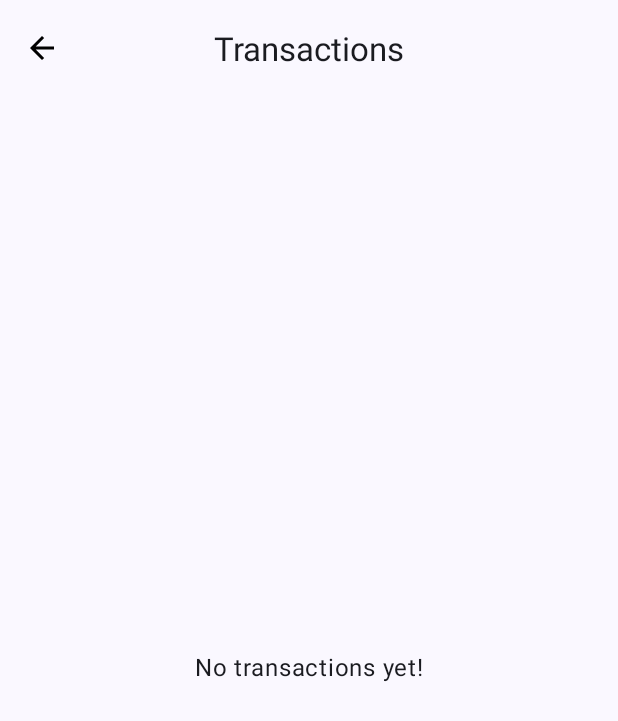
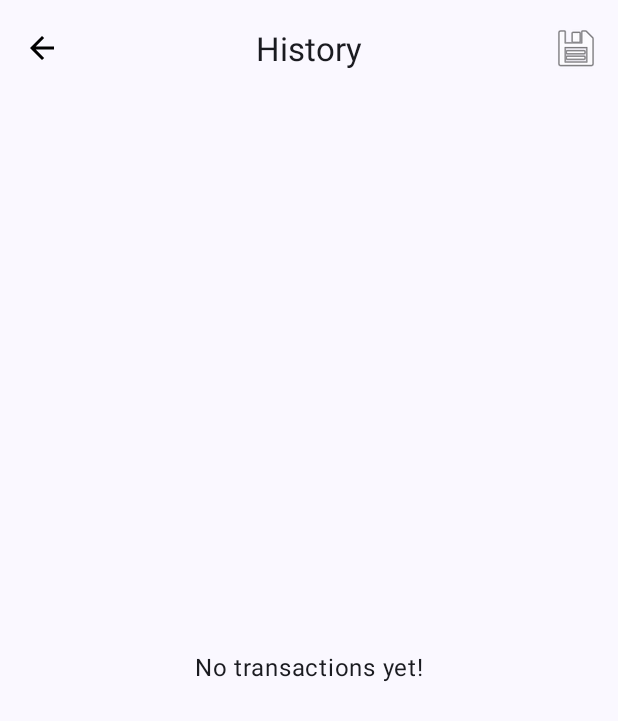
Before and after one commit to HimanshuSharma789/PaymentSmsTracker, an Android app built with Jetpack Compose: the TransactionListActivity screen opened directly, with no data from a screen before it, on a phone screen of 412 x 824 dp. Shown: the top 721 px of the screen. Run offline under Robolectric (Android 15) with nearby library versions, the phone set to English and light mode, and no system bars; our stand-ins replace Room's generated code.

Commit message:
Add core functionality for transaction tracking and CSV export - Create FileHandler class for saving CSV files to Downloads. - Add export option in TransactionListActivity with UI updates. - Update AndroidManifest to include necessary permissions. - Create README with app details, features, and setup instructions. - Include screenshots for better visualization of app features.

```diff
--- a/app/src/main/AndroidManifest.xml
+++ b/app/src/main/AndroidManifest.xml
@@ -9,6 +9,8 @@
     <uses-permission android:name="android.permission.RECEIVE_SMS" />
     <uses-permission android:name="android.permission.READ_SMS" />
     <uses-permission android:name="android.permission.POST_NOTIFICATIONS"/>
+    <uses-permission android:name="android.permission.WRITE_EXTERNAL_STORAGE"
+        android:maxSdkVersion="28" />
 
     <application
         android:name=".MyApp"
--- a/app/src/main/java/com/example/paymentsmstracker/TransactionDao.kt
+++ b/app/src/main/java/com/example/paymentsmstracker/data/TransactionDao.kt
@@ -15,6 +15,9 @@ interface TransactionDao {
     @Query("SELECT * FROM transactions ORDER BY timestamp DESC")
     fun getAllTransactions(): Flow<List<Transaction>> // Use Flow for reactive updates
 
+    @Query("SELECT * FROM transactions ORDER BY timestamp DESC")
+    fun getAllTransactionsList(): List<Transaction>
+
     @Query("SELECT * FROM transactions WHERE id = :transactionId")
     suspend fun getTransactionById(transactionId: Long): Transaction?
 
--- a/app/src/main/res/layout/activity_transaction_list.xml
+++ b/app/src/main/res/layout/activity_transaction_list.xml
@@ -15,11 +15,11 @@
         android:fitsSystemWindows="true">
 
     <com.google.android.material.appbar.MaterialToolbar
-        android:id="@+id/toolbar"
+        android:id="@+id/toolbarTransactionList"
         android:layout_width="match_parent"
         android:layout_height="?attr/actionBarSize"
         android:background="?attr/colorSurface"
-        app:title="Transactions"
+        app:title="History"
         app:titleCentered="true"
         app:navigationIcon="@drawable/outline_arrow_back_24" />
     </com.google.android.material.appbar.AppBarLayout>
--- /dev/null
+++ b/app/src/main/res/menu/top_app_bar_menu.xml
@@ -0,0 +1,9 @@
+<?xml version="1.0" encoding="utf-8"?>
+<menu xmlns:android="http://schemas.android.com/apk/res/android"
+    xmlns:app="http://schemas.android.com/apk/res-auto">
+    <item
+        android:id="@+id/action_export"
+        android:icon="@android:drawable/ic_menu_save"
+        android:title="@string/export"
+        app:showAsAction="ifRoom" />
+</menu>
--- a/app/src/main/res/values/strings.xml
+++ b/app/src/main/res/values/strings.xml
@@ -15,4 +15,5 @@
     <string name="sms">SMS</string>
     <string name="no_transactions_yet">No transactions yet!</string>
     <string name="enable_notifications">Enable Notification Permissions</string>
+    <string name="export">Export</string>
 </resources>
```
Also changed, not shown: app/src/main/java/com/example/paymentsmstracker/FileHandler.kt (added, +112 -0 lines), app/src/main/java/com/example/paymentsmstracker/TransactionListActivity.kt (+90 -1 lines), app/src/main/java/com/example/paymentsmstracker/data/AppDatabase.kt (renamed from app/src/main/java/com/example/paymentsmstracker/AppDatabase.kt), app/src/main/java/com/example/paymentsmstracker/data/Transaction.kt (renamed from app/src/main/java/com/example/paymentsmstracker/Transaction.kt), 5 other files.
